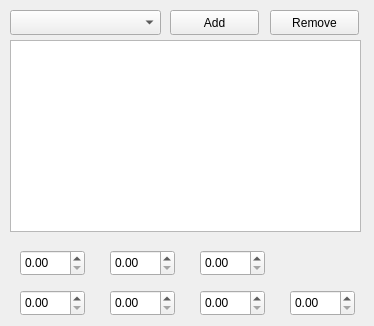
Old version of the form resource/add_object_panel.ui in the repository Lab-CORO/curobo_rviz.
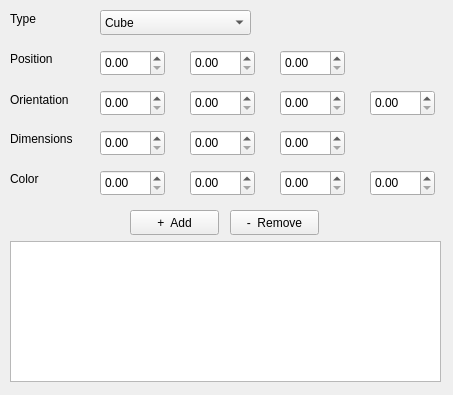
New version of the form.

Commit message: update UI to include all parameters

```diff
--- a/resource/add_object_panel.ui
+++ b/resource/add_object_panel.ui
@@ -6,8 +6,8 @@
    <rect>
     <x>0</x>
     <y>0</y>
-    <width>374</width>
-    <height>326</height>
+    <width>453</width>
+    <height>395</height>
    </rect>
   </property>
   <property name="windowTitle">
@@ -17,17 +17,17 @@
    <property name="geometry">
     <rect>
      <x>10</x>
-     <y>40</y>
-     <width>351</width>
-     <height>192</height>
+     <y>241</y>
+     <width>431</width>
+     <height>141</height>
     </rect>
    </property>
   </widget>
   <widget class="QDoubleSpinBox" name="doubleSpinBox">
    <property name="geometry">
     <rect>
-     <x>20</x>
-     <y>250</y>
+     <x>100</x>
+     <y>50</y>
      <width>65</width>
      <height>26</height>
     </rect>
@@ -36,8 +36,8 @@
   <widget class="QDoubleSpinBox" name="doubleSpinBox_2">
    <property name="geometry">
     <rect>
-     <x>110</x>
-     <y>250</y>
+     <x>190</x>
+     <y>50</y>
      <width>65</width>
      <height>26</height>
     </rect>
@@ -46,8 +46,8 @@
   <widget class="QDoubleSpinBox" name="doubleSpinBox_3">
    <property name="geometry">
     <rect>
-     <x>200</x>
-     <y>250</y>
+     <x>280</x>
+     <y>50</y>
      <width>65</width>
      <height>26</height>
     </rect>
@@ -56,8 +56,8 @@
   <widget class="QDoubleSpinBox" name="doubleSpinBox_4">
    <property name="geometry">
     <rect>
-     <x>20</x>
-     <y>290</y>
+     <x>100</x>
+     <y>90</y>
      <width>65</width>
      <height>26</height>
     </rect>
@@ -66,8 +66,8 @@
   <widget class="QDoubleSpinBox" name="doubleSpinBox_5">
    <property name="geometry">
     <rect>
-     <x>110</x>
-     <y>290</y>
+     <x>190</x>
+     <y>90</y>
      <width>65</width>
      <height>26</height>
     </rect>
@@ -76,8 +76,8 @@
   <widget class="QDoubleSpinBox" name="doubleSpinBox_6">
    <property name="geometry">
     <rect>
-     <x>200</x>
-     <y>290</y>
+     <x>280</x>
+     <y>90</y>
      <width>65</width>
      <height>26</height>
     </rect>
@@ -86,8 +86,8 @@
   <widget class="QDoubleSpinBox" name="doubleSpinBox_7">
    <property name="geometry">
     <rect>
-     <x>290</x>
-     <y>290</y>
+     <x>370</x>
+     <y>90</y>
      <width>65</width>
      <height>26</height>
     </rect>
@@ -96,37 +96,197 @@
   <widget class="QPushButton" name="pushButtonAdd">
    <property name="geometry">
     <rect>
-     <x>170</x>
-     <y>10</y>
+     <x>130</x>
+     <y>210</y>
      <width>89</width>
      <height>25</height>
     </rect>
    </property>
    <property name="text">
-    <string>Add</string>
+    <string>+  Add</string>
    </property>
   </widget>
   <widget class="QPushButton" name="pushButtonRemove">
    <property name="geometry">
     <rect>
-     <x>270</x>
-     <y>10</y>
+     <x>230</x>
+     <y>210</y>
      <width>89</width>
      <height>25</height>
     </rect>
    </property>
    <property name="text">
-    <string>Remove</string>
+    <string>-  Remove</string>
    </property>
   </widget>
   <widget class="QComboBox" name="comboBoxObjects">
    <property name="geometry">
     <rect>
-     <x>10</x>
+     <x>100</x>
      <y>10</y>
      <width>151</width>
      <height>25</height>
     </rect>
+   </property>
+   <item>
+    <property name="text">
+     <string>Cube</string>
+    </property>
+   </item>
+   <item>
+    <property name="text">
+     <string>Sphère</string>
+    </property>
+   </item>
+   <item>
+    <property name="text">
+     <string>Capsule</string>
+    </property>
+   </item>
+   <item>
+    <property name="text">
+     <string>Cylindre</string>
+    </property>
+   </item>
+   <item>
+    <property name="text">
+     <string>Mesh</string>
+    </property>
+   </item>
+  </widget>
+  <widget class="QDoubleSpinBox" name="doubleSpinBoxDimensionY">
+   <property name="geometry">
+    <rect>
+     <x>190</x>
+     <y>130</y>
+     <width>65</width>
+     <height>26</height>
+    </rect>
+   </property>
+  </widget>
+  <widget class="QDoubleSpinBox" name="doubleSpinBoxDimensionZ">
+   <property name="geometry">
+    <rect>
+     <x>280</x>
+     <y>130</y>
+     <width>65</width>
+     <height>26</height>
+    </rect>
+   </property>
+  </widget>
+  <widget class="QDoubleSpinBox" name="doubleSpinBoxDimensionX">
+   <property name="geometry">
+    <rect>
+     <x>100</x>
+     <y>130</y>
+     <width>65</width>
+     <height>26</height>
+    </rect>
+   </property>
+  </widget>
+  <widget class="QDoubleSpinBox" name="doubleSpinBoxColorR">
+   <property name="geometry">
+    <rect>
+     <x>100</x>
+     <y>170</y>
+     <width>65</width>
+     <height>26</height>
+    </rect>
+   </property>
+  </widget>
+  <widget class="QDoubleSpinBox" name="doubleSpinBoxColorG">
+   <property name="geometry">
+    <rect>
+     <x>190</x>
+     <y>170</y>
+     <width>65</width>
+     <height>26</height>
+    </rect>
+   </property>
+  </widget>
+  <widget class="QDoubleSpinBox" name="doubleSpinBoxColorB">
+   <property name="geometry">
+    <rect>
+     <x>280</x>
+     <y>170</y>
+     <width>65</width>
+     <height>26</height>
+    </rect>
+   </property>
+  </widget>
+  <widget class="QDoubleSpinBox" name="doubleSpinBoxColorA">
+   <property name="geometry">
+    <rect>
+     <x>370</x>
+     <y>170</y>
+     <width>65</width>
+     <height>26</height>
+    </rect>
+   </property>
+  </widget>
+  <widget class="QLabel" name="labelType">
+   <property name="geometry">
+    <rect>
+     <x>10</x>
+     <y>10</y>
+     <width>67</width>
+     <height>17</height>
+    </rect>
+   </property>
+   <property name="text">
+    <string>Type</string>
+   </property>
+  </widget>
+  <widget class="QLabel" name="labelPosition">
+   <property name="geometry">
+    <rect>
+     <x>10</x>
+     <y>50</y>
+     <width>67</width>
+     <height>17</height>
+    </rect>
+   </property>
+   <property name="text">
+    <string>Position</string>
+   </property>
+  </widget>
+  <widget class="QLabel" name="labelOrientation">
+   <property name="geometry">
+    <rect>
+     <x>10</x>
+     <y>90</y>
+     <width>81</width>
+     <height>20</height>
+    </rect>
+   </property>
+   <property name="text">
+    <string>Orientation</string>
+   </property>
+  </widget>
+  <widget class="QLabel" name="labelDimensions">
+   <property name="geometry">
+    <rect>
+     <x>10</x>
+     <y>130</y>
+     <width>81</width>
+     <height>17</height>
+    </rect>
+   </property>
+   <property name="text">
+    <string>Dimensions</string>
+   </property>
+  </widget>
+  <widget class="QLabel" name="labelColor">
+   <property name="geometry">
+    <rect>
+     <x>10</x>
+     <y>170</y>
+     <width>67</width>
+     <height>17</height>
+    </rect>
+   </property>
+   <property name="text">
+    <string>Color</string>
    </property>
   </widget>
  </widget>
```
Left out of the diff: 14 changed lines with no effect on the pictures.
